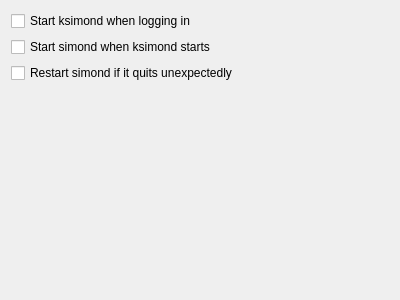
Old version of the form ksimond/config/ksimondconfiguration.ui in the repository KDE/simon.
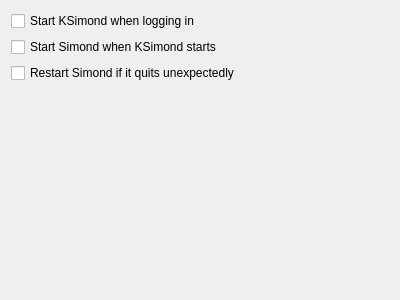
New version of the form.

What changed in the file:
```diff
--- a/ksimond/config/ksimondconfiguration.ui
+++ b/ksimond/config/ksimondconfiguration.ui
@@ -17,21 +17,21 @@
    <item>
     <widget class="QCheckBox" name="kcfg_AutoStart">
      <property name="text">
-      <string>Start ksimond when logging in</string>
+      <string>Start KSimond when logging in</string>
      </property>
     </widget>
    </item>
    <item>
     <widget class="QCheckBox" name="kcfg_AutoStartSimond">
      <property name="text">
-      <string>Start simond when ksimond starts</string>
+      <string>Start Simond when KSimond starts</string>
      </property>
     </widget>
    </item>
    <item>
     <widget class="QCheckBox" name="kcfg_AutoReStartSimond">
      <property name="text">
-      <string>Restart simond if it quits unexpectedly</string>
+      <string>Restart Simond if it quits unexpectedly</string>
      </property>
     </widget>
    </item>
```
